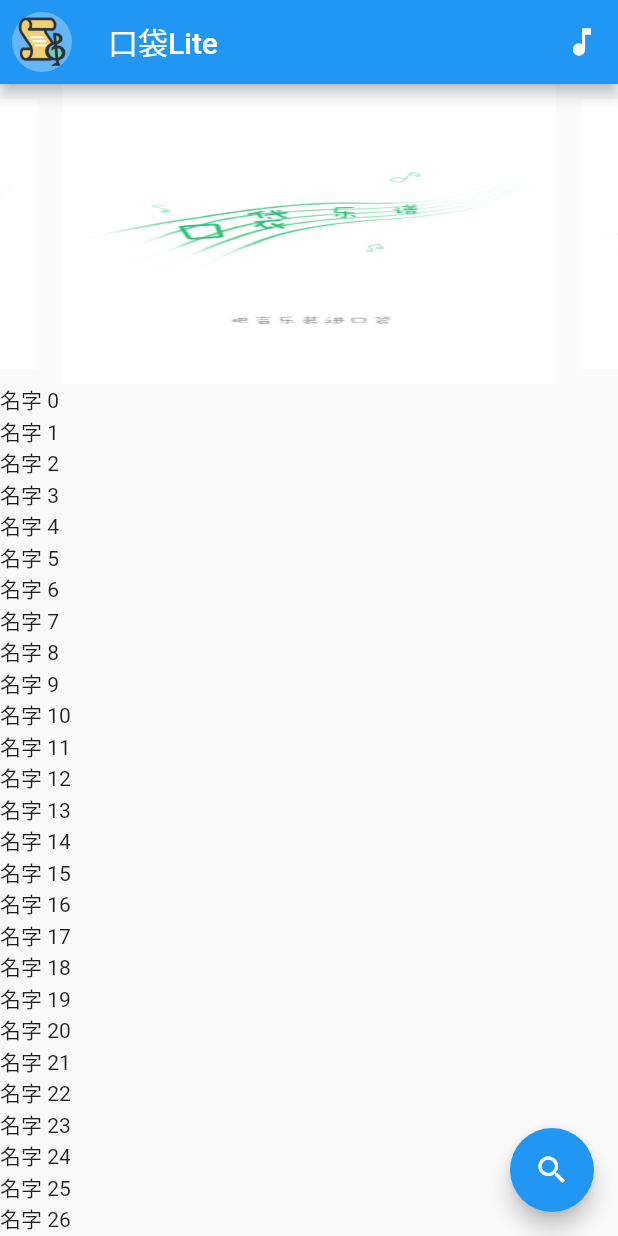
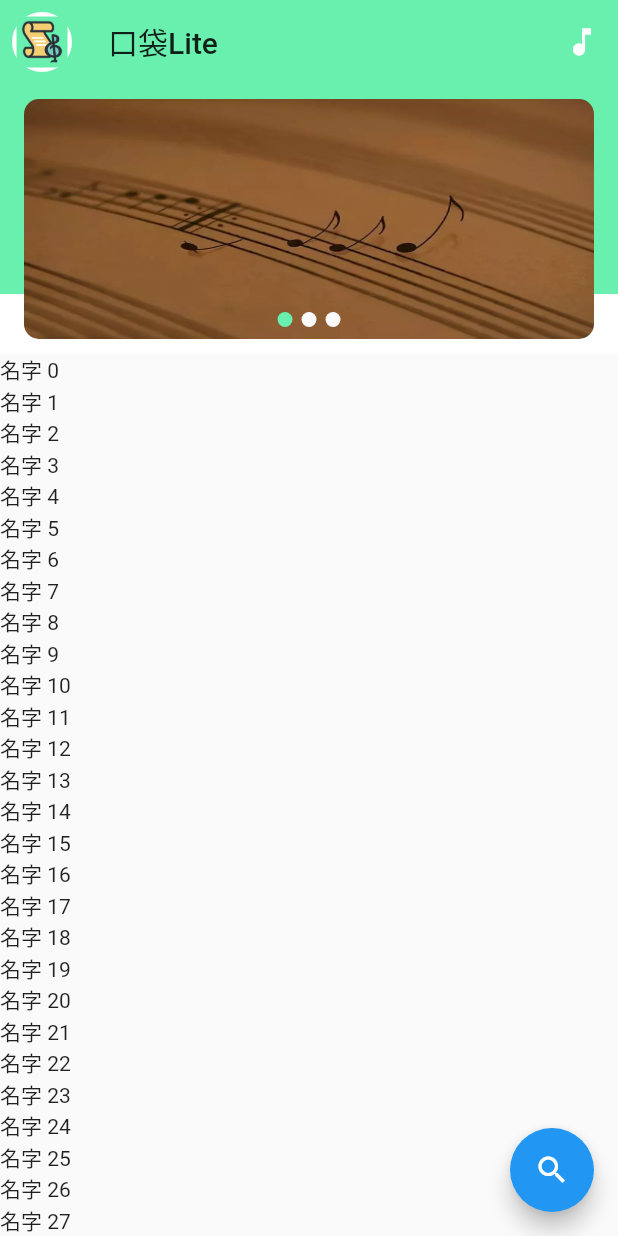
Before and after one commit to FortuneDream/PocketLite, a Flutter app: the screen it shows after launch, in the side drawer, after a tap on the "music note" icon, on a phone screen of 412 x 824 dp. Run offline on Flutter 3.47's test engine with Material 2 defaults, Android fonts, the phone set to English and light mode, and no system bars; our stand-ins replace flutter_swiper, fluttertoast, shared_preferences; missing offline and left inert: data_plugin; accounts and stored records are empty.

Commit message:
banner UI

```diff
--- a/lib/home/home_widget.dart
+++ b/lib/home/home_widget.dart
@@ -21,14 +21,47 @@ class HomeWidget extends StatelessWidget {
       shareList.add(song);
     }
     _scaffold = Scaffold(
-      appBar: AppBar(
+      appBar: HomeTitle(context),
+      drawer: MyWidget(),
+      floatingActionButton: FloatingActionButton(
+        child: Icon(Icons.search),
+        onPressed: () {
+          //跳转到搜索
+          ListDataProvider.getAllShareList(
+              Provider.of<Instrument>(context, listen: false));
+          Fluttertoast.showToast(msg: "搜索功能");
+        },
+      ),
+      body: HomeBody(
+        shareList,
+        itemWidgetCreator: (BuildContext context, int position) {
+          return Text(shareList[position].name);
+        },
+        headerCreator: (BuildContext context, int position) {
+          return HeaderContainer(context);
+        },
+      ),
+    );
+    return _scaffold;
+  }
+}
+
+//标题
+class HomeTitle extends AppBar {
+  BuildContext context;
+
+  HomeTitle(this.context)
+      : super(
+            elevation: 0.0,
             leading: Builder(builder: (context) {
               //必须包裹一层Builder否则无法暂时
+
               return IconButton(
-              icon: CircleAvatar(
-                radius: 24,
-                backgroundColor: Colors.white30,
+                  icon: ClipOval(
+                    child: Container(
                         child: Image.asset("images/icon.png"),
+                        decoration: BoxDecoration(
+                            border: Border.all(color: Colors.white, width: 3))),
                   ),
                   onPressed: () {
                     //进入个人drawer打开
@@ -38,7 +71,10 @@ class HomeWidget extends StatelessWidget {
             title: Text("口袋Lite"),
             actions: <Widget>[
               IconButton(
-            icon: Icon(Icons.music_note),
+                icon: Icon(
+                  Icons.music_note,
+                  color: Colors.white,
+                ),
                 onPressed: () {
                   showDialog<Null>(
                       context: context,
@@ -47,37 +83,61 @@ class HomeWidget extends StatelessWidget {
                       });
                 },
               )
+            ]);
+}
+
+//Stack + Swiper布局
+class HeaderContainer extends Stack {
+  BuildContext context;
+
+  HeaderContainer(this.context)
+      : super(
+          children: <Widget>[
+            Column(children: <Widget>[
+              Container(
+                  color: Colors.greenAccent,
+                  height: 140,
+                  width: MediaQuery.of(context).size.width),
+              Container(
+                  color: Colors.white,
+                  height: 40,
+                  width: MediaQuery.of(context).size.width),
+            ]),
+            Center(
+                child: Container(
+              child: HomeSwiper(),
+              height: 160.0,
+              width: MediaQuery.of(context).size.width,
+              margin: EdgeInsets.fromLTRB(16, 10, 16, 10),
+            ))
           ],
-      ),
-      drawer: MyWidget(),
-      floatingActionButton: FloatingActionButton(
-        child: Icon(Icons.search),
-        onPressed: () {
-          //跳转到搜索
-          ListDataProvider.getAllShareList(Provider.of<Instrument>(context,listen: false));
-          Fluttertoast.showToast(msg: "搜索功能");
-        },
-      ),
-      body: HomeBody(
-        shareList,
-        itemWidgetCreator: (BuildContext context, int position) {
-          return Text(shareList[position].name);
-        },
-        headerCreator: (BuildContext context, int position) {
-          return Container(
-            height: 200, //必须要固定宽度，否则因为无法测量出Swiper的高度而无法显示
+        );
+}
+
+//轮播
+class HomeSwiper extends StatelessWidget {
+  HomeSwiper({Key key}) : super(key: key);
+
+  @override
+  Widget build(BuildContext context) {
+    return ClipRRect(
+      borderRadius: BorderRadius.circular(10),
       child: Swiper(
         itemCount: 3,
         itemBuilder: (BuildContext context, int index) {
-                return Image.asset("images/splash_bg.png", fit: BoxFit.fill);
+          if (index == 0) {
+            return Image.asset("images/banner_1.webp", fit: BoxFit.fill);
+          } else if (index == 1) {
+            return Image.asset("images/banner_2.webp", fit: BoxFit.fill);
+          } else {
+            return Image.asset("images/banner_3.webp", fit: BoxFit.fill);
+          }
         },
-              viewportFraction: 0.8,
-              scale: 0.9,
+        autoplay: true,
+        pagination: SwiperPagination(
+          margin: EdgeInsets.all(5.0),
+        ),
       ),
     );
-        },
-      ),
-    );
-    return _scaffold;
   }
 }
--- a/lib/main.dart
+++ b/lib/main.dart
@@ -16,7 +16,7 @@ void main() {
         ChangeNotifierProvider.value(value: MyUser()),
         ChangeNotifierProvider.value(value: Instrument())
       ],
-      child: new MaterialApp(
-          theme: ThemeData(backgroundColor: Colors.white),
+      child: MaterialApp(
+          theme: ThemeData(backgroundColor: Colors.white,primaryColor: Colors.greenAccent),
           home: SplashWidget())));
 }
--- a/lib/model/share.dart
+++ b/lib/model/share.dart
@@ -9,7 +9,7 @@ class ShareSong extends BmobObject {
   int agreeNum; //分享数量
   int downloadNum; //下载量
   int collectionNum; //收藏量
-  int instrument; //所属月
+  int instrument; //所属乐器
 
   @override
   Map getParams() {
```
Also changed, not shown: images/banner_1.webp (added), images/banner_2.webp (added), images/banner_3.webp (added). Lines whose indentation alone changed are shown as unchanged.
